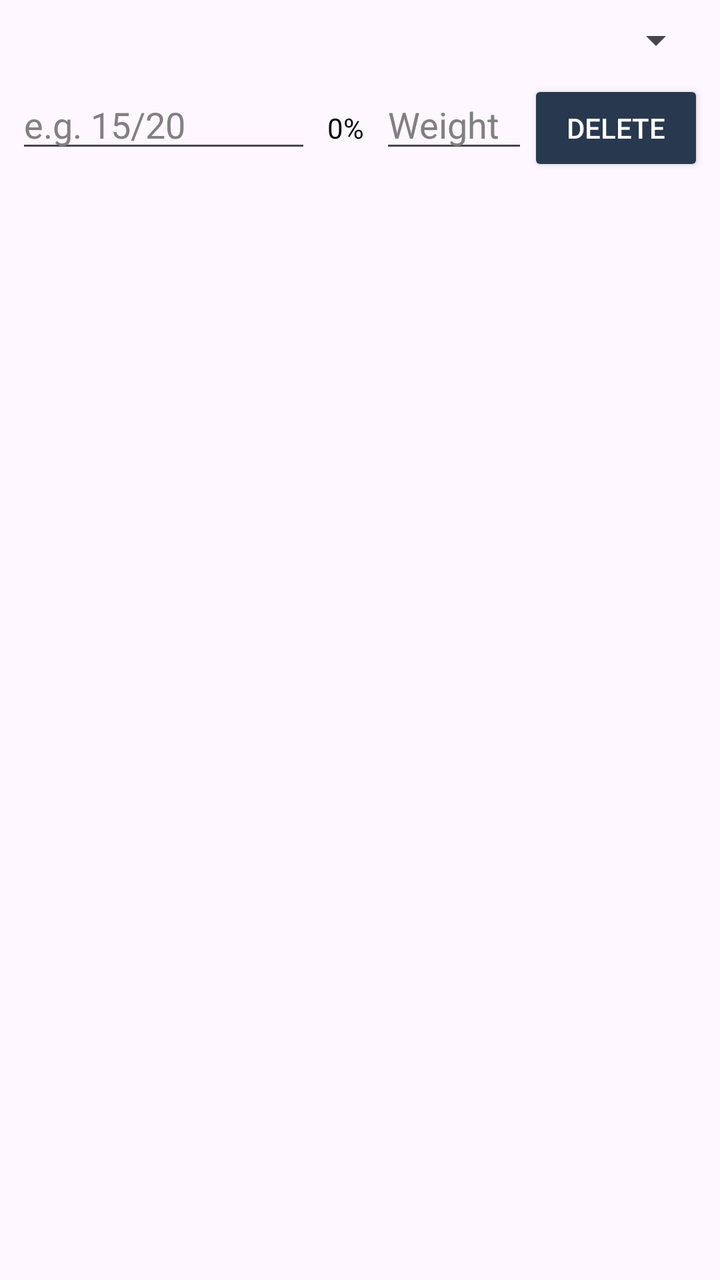
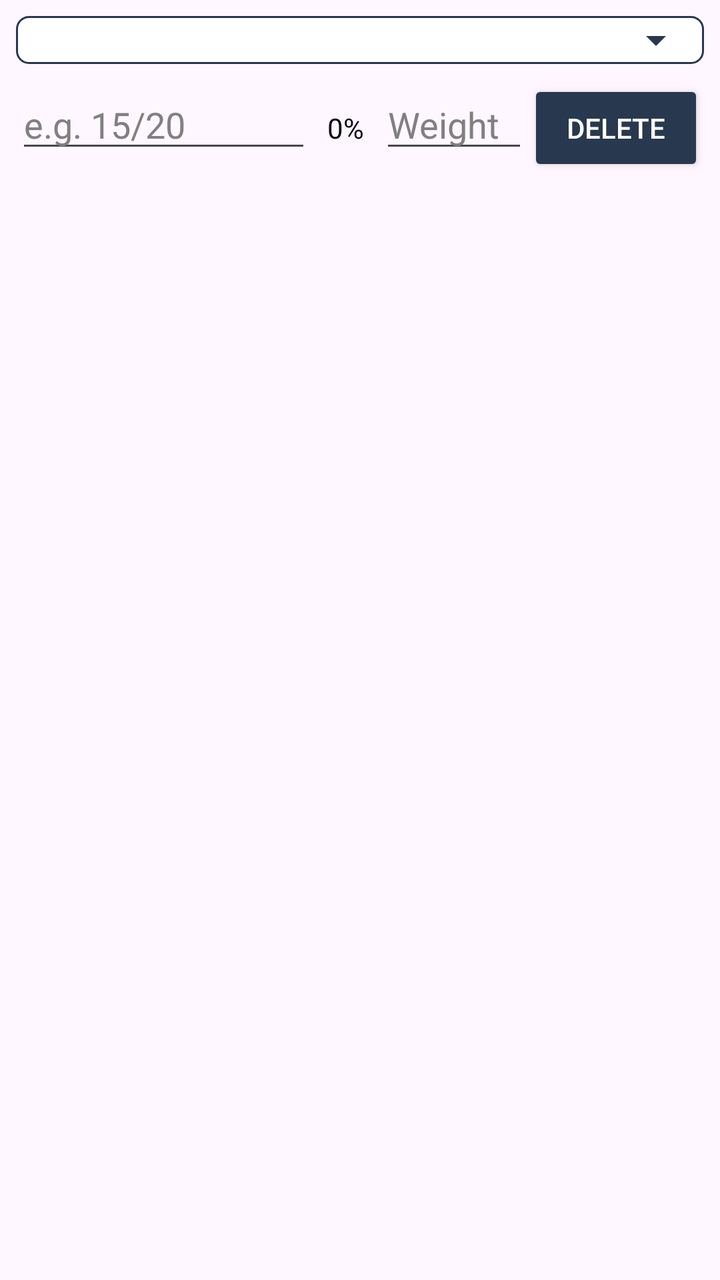

An Android layout rendered at two revisions. The XML below is the earlier revision; the diff shows what the commit changed to produce the second picture.
<!-- AndroidManifest.xml: application theme Theme.Grader -->
<!-- res/layout/assessment_row.xml -->
<?xml version="1.0" encoding="utf-8"?>
<LinearLayout xmlns:android="http://schemas.android.com/apk/res/android"
    android:layout_width="match_parent"
    android:layout_height="wrap_content"
    android:orientation="vertical"
    android:padding="8dp">

    <Spinner
        android:id="@+id/categorySpinner"
        android:layout_width="match_parent"
        android:textColor="@color/black"
        android:layout_height="wrap_content" />

    <LinearLayout
        android:layout_width="match_parent"
        android:layout_height="wrap_content"
        android:orientation="horizontal"
        android:layout_marginTop="8dp">

        <EditText
            android:id="@+id/marksEditText"
            android:layout_width="0dp"
            android:layout_height="wrap_content"
            android:layout_weight="1"
            android:textColor="@color/black"
            android:hint="e.g. 15/20"
            android:textColorHint="@color/grey"
            android:inputType="text" />

        <TextView
            android:id="@+id/percentageTextView"
            android:layout_width="wrap_content"
            android:layout_height="wrap_content"
            android:textColor="@color/black"
            android:padding="8dp"
            android:text="0%" />

        <EditText
            android:id="@+id/weightEditText"
            android:layout_width="0dp"
            android:layout_height="wrap_content"
            android:layout_weight="0.5"
            android:textColor="@color/black"
            android:textColorHint="@color/grey"
            android:hint="Weight"
            android:inputType="numberDecimal" />

        <Button
            android:id="@+id/deleteRowButton"
            android:layout_width="wrap_content"
            android:layout_height="wrap_content"
            android:textColor="@color/white"
            android:backgroundTint="@color/dark_navy"
            android:text="Delete" />
    </LinearLayout>

</LinearLayout>
<!-- resources referenced by this layout -->
<resources>
  <color name="black">#FF000000</color>
  <color name="dark_navy">#28384F</color>
  <color name="grey">#808080</color>
  <color name="white">#FFFFFFFF</color>
  <style name="Theme.Grader" parent="Base.Theme.Grader" />
  <style name="Base.Theme.Grader" parent="Theme.Material3.DayNight.NoActionBar">
          
          
      </style>
</resources>

<!-- the commit's change to res/layout/assessment_row.xml (unified diff, before → after) -->
@@ -8,8 +8,10 @@
     <Spinner
         android:id="@+id/categorySpinner"
         android:layout_width="match_parent"
-        android:textColor="@color/black"
-        android:layout_height="wrap_content" />
+        android:layout_height="wrap_content"
+        android:background="@drawable/spinner_background"
+        android:popupBackground="@color/white"
+        android:padding="12dp" />
 
     <LinearLayout
         android:layout_width="match_parent"
@@ -22,36 +24,35 @@
             android:layout_width="0dp"
             android:layout_height="wrap_content"
             android:layout_weight="1"
+            android:hint="e.g. 15/20"
             android:textColor="@color/black"
-            android:hint="e.g. 15/20"
-            android:textColorHint="@color/grey"
-            android:inputType="text" />
+            android:textColorHint="@color/grey" />
 
         <TextView
             android:id="@+id/percentageTextView"
             android:layout_width="wrap_content"
             android:layout_height="wrap_content"
+            android:text="0%"
             android:textColor="@color/black"
-            android:padding="8dp"
-            android:text="0%" />
+            android:padding="8dp" />
 
         <EditText
             android:id="@+id/weightEditText"
             android:layout_width="0dp"
             android:layout_height="wrap_content"
             android:layout_weight="0.5"
+            android:hint="Weight"
+            android:inputType="numberDecimal"
             android:textColor="@color/black"
-            android:textColorHint="@color/grey"
-            android:hint="Weight"
-            android:inputType="numberDecimal" />
+            android:textColorHint="@color/grey" />
 
         <Button
             android:id="@+id/deleteRowButton"
             android:layout_width="wrap_content"
             android:layout_height="wrap_content"
+            android:text="Delete"
             android:textColor="@color/white"
-            android:backgroundTint="@color/dark_navy"
-            android:text="Delete" />
+            android:backgroundTint="@color/dark_navy" />
     </LinearLayout>
 
 </LinearLayout>
<!-- resource entries referenced after the edit -->
@@ -4,6 +4,36 @@
   <color name="dark_navy">#28384F</color>
   <color name="grey">#808080</color>
   <color name="white">#FFFFFFFF</color>
+  <!-- drawable spinner_background (drawable) -->
+  <?xml version="1.0" encoding="utf-8"?>
+  <layer-list xmlns:android="http://schemas.android.com/apk/res/android">
+  
+      <item>
+          <shape android:shape="rectangle">
+              <solid android:color="@color/white"/>
+              <stroke
+                  android:width="1dp"
+                  android:color="@color/dark_navy"/>
+              <corners android:radius="6dp"/>
+          </shape>
+      </item>
+  
+      <item
+          android:gravity="end|center_vertical"
+          android:right="12dp">
+          <vector
+              android:width="24dp"
+              android:height="24dp"
+              android:viewportWidth="24"
+              android:viewportHeight="24"
+              android:tint="@color/dark_navy">
+              <path
+                  android:fillColor="@android:color/black"
+                  android:pathData="M7,10l5,5 5,-5z"/>
+          </vector>
+      </item>
+  
+  </layer-list>
   <style name="Theme.Grader" parent="Base.Theme.Grader" />
   <style name="Base.Theme.Grader" parent="Theme.Material3.DayNight.NoActionBar">
           
